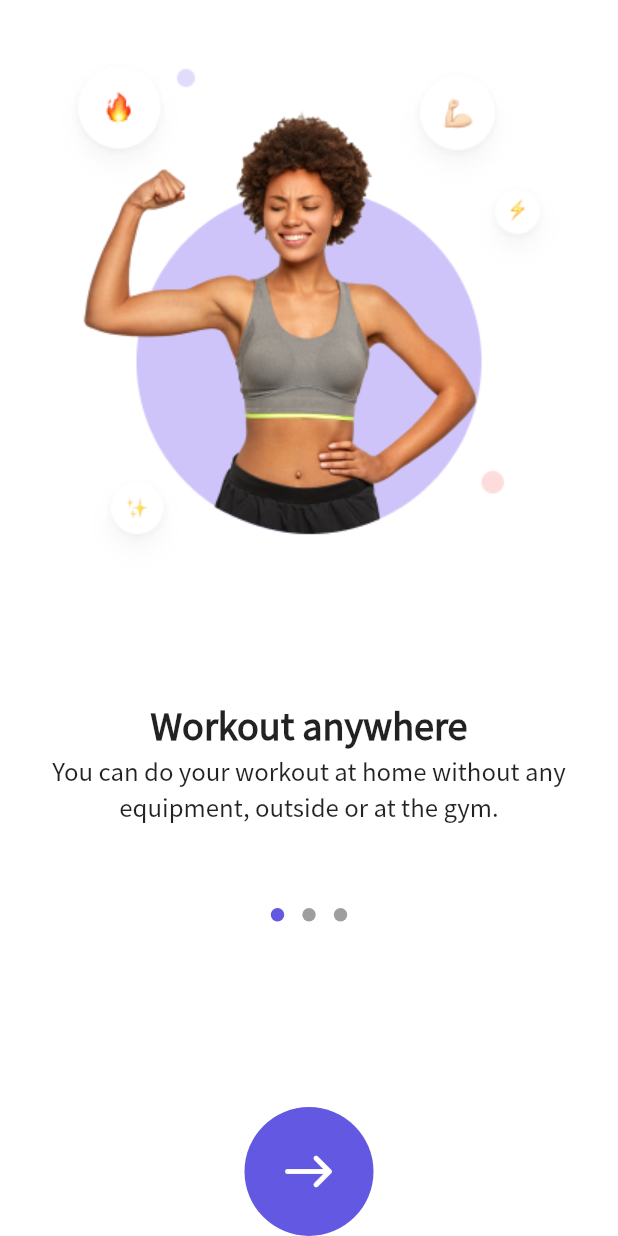
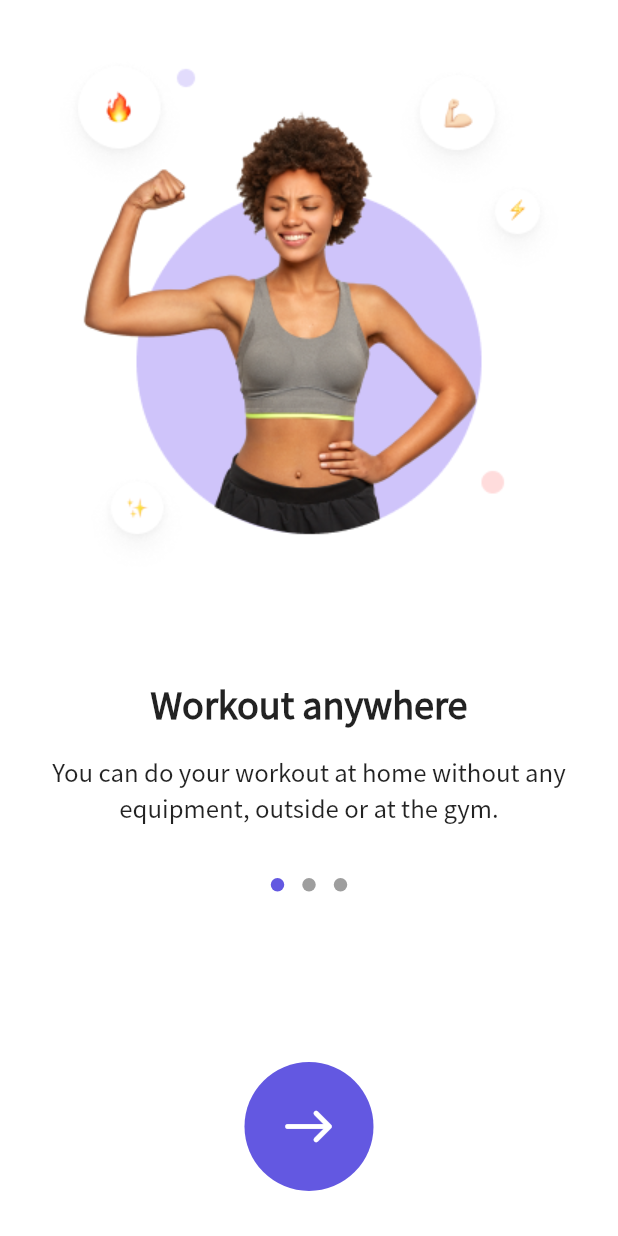
Before and after one commit to perpetio/fitness, a Flutter app: the screen it shows after launch, on a phone screen of 412 x 824 dp. Run offline on Flutter 3.47's test engine with Material 2 defaults, Android fonts, the phone set to English and light mode, and no system bars; drawn by our look-alikes of dots_indicator; our stand-ins replace bloc, flutter_bloc.

Commit message:
[FT-2] Onboarding images changed, dots indicator logic added

```diff
--- a/lib/screens/onboarding/widget/onboarding_content.dart
+++ b/lib/screens/onboarding/widget/onboarding_content.dart
@@ -8,7 +8,6 @@ import 'package:flutter_bloc/flutter_bloc.dart';
 class OnboardingContent extends StatelessWidget {
   @override
   Widget build(BuildContext context) {
-    final PageController controller = PageController(initialPage: 0);
     final bloc = BlocProvider.of<OnboardingBloc>(context);
     return SafeArea(
       child: Column(
@@ -16,11 +15,11 @@ class OnboardingContent extends StatelessWidget {
         children: [
           Expanded(
             flex: 4,
-            child: _createPageView(controller),
+            child: _createPageView(bloc.pageController),
           ),
           Expanded(
             flex: 2,
-            child: _createStatic(controller, bloc),
+            child: _createStatic(bloc),
           ),
         ],
       ),
@@ -32,14 +31,15 @@ class OnboardingContent extends StatelessWidget {
       scrollDirection: Axis.horizontal,
       controller: controller,
       children: DataConstants.onboardingTiles,
+      onPageChanged: (index) {},
     );
   }
 
-  Widget _createStatic(PageController controller, OnboardingBloc bloc) {
+  Widget _createStatic(OnboardingBloc bloc) {
     return Column(
       children: [
         SizedBox(
-          height: 50,
+          height: 30,
         ),
         BlocBuilder<OnboardingBloc, OnboardingState>(
           buildWhen: (_, currState) => currState is PageChangedState,
@@ -64,11 +64,7 @@ class OnboardingContent extends StatelessWidget {
               return RawMaterialButton(
                 shape: CircleBorder(),
                 onPressed: () {
-                  controller.animateToPage(
-                    bloc.pageIndex,
-                    duration: Duration(seconds: 2),
-                    curve: Curves.ease,
-                  );
+                  bloc.add(PageChangedEvent());
                 },
                 child: Padding(
                   padding: const EdgeInsets.all(24.0),
@@ -81,7 +77,8 @@ class OnboardingContent extends StatelessWidget {
               );
             },
           ),
-        )
+        ),
+        SizedBox(height: 30),
       ],
     );
   }
--- a/lib/screens/onboarding/widget/onboarding_tile.dart
+++ b/lib/screens/onboarding/widget/onboarding_tile.dart
@@ -8,7 +8,9 @@ class OnboardingTile extends StatelessWidget {
 
   @override
   Widget build(BuildContext context) {
-    return Column(
+    return Padding(
+      padding: const EdgeInsets.symmetric(horizontal: 24),
+      child: Column(
         children: [
           SizedBox(
             height: 34,
@@ -16,7 +18,7 @@ class OnboardingTile extends StatelessWidget {
           Image.asset(
             imagePath,
           ),
-        Spacer(),
+          SizedBox(height: 65),
           Text(
             title,
             style: TextStyle(
@@ -24,6 +26,7 @@ class OnboardingTile extends StatelessWidget {
               fontSize: 24.0,
             ),
           ),
+          SizedBox(height: 15),
           Padding(
             padding: EdgeInsets.symmetric(
               horizontal: SizeConfig.screenWidth / 100,
@@ -37,6 +40,7 @@ class OnboardingTile extends StatelessWidget {
             ),
           ),
         ],
+      ),
     );
   }
 }
```
Also changed, not shown: lib/screens/onboarding/bloc/onboarding_bloc.dart (+10 -0 lines), assets/images/onboarding/2.0x/onboarding_2.png, assets/images/onboarding/2.0x/onboarding_3.png, assets/images/onboarding/3.0x/onboarding_2.png, assets/images/onboarding/3.0x/onboarding_3.png, assets/images/onboarding/onboarding_2.png, assets/images/onboarding/onboarding_3.png. Lines whose indentation alone changed are shown as unchanged.
